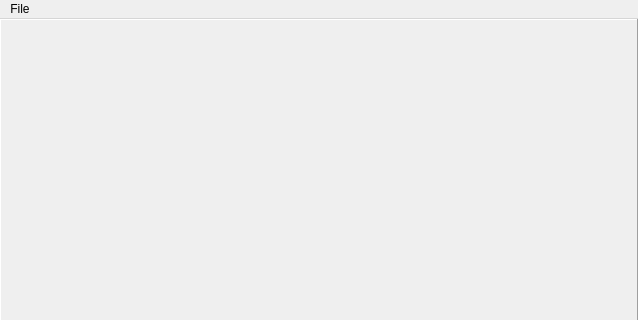
This is mv_descriptor_learning/mainwindow.ui in jonabalzer/r4r as Qt 5 draws it before an edit; both pictures show x 0 to 638 and y 0 to 320 of the 638 by 562 pixel window. The edited form follows.
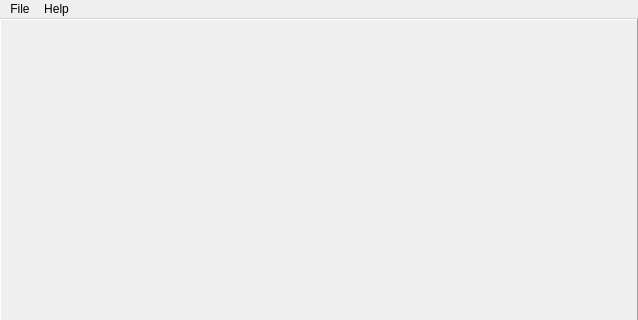
This is the edited form.

Diff of the .ui file:
```diff
--- a/mv_descriptor_learning/mainwindow.ui
+++ b/mv_descriptor_learning/mainwindow.ui
@@ -139,7 +139,14 @@
     <addaction name="actionPreferences"/>
     <addaction name="actionExit"/>
    </widget>
+   <widget class="QMenu" name="menuHelp">
+    <property name="title">
+     <string>Help</string>
+    </property>
+    <addaction name="actionAbout"/>
+   </widget>
    <addaction name="menuFile"/>
+   <addaction name="menuHelp"/>
   </widget>
   <widget class="QStatusBar" name="statusBar"/>
   <action name="actionOpen">
```
Left out of the diff: 7 changed lines with no effect on the pictures.
